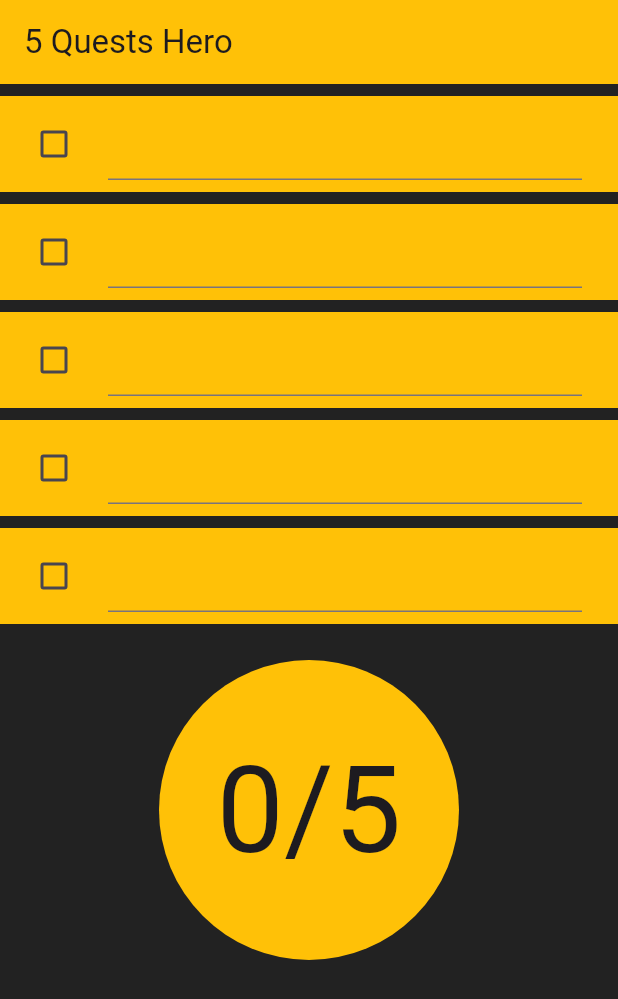
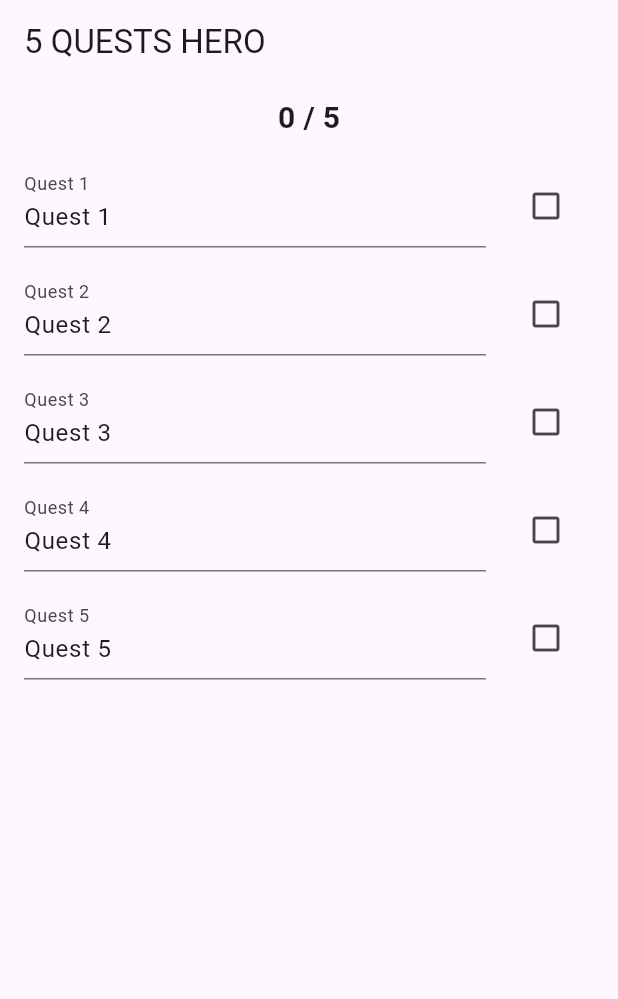
Before and after one commit to Maciej-6/five_quests, a Flutter app: the screen it shows after launch, on a phone screen of 412 x 824 dp. Shown: the top 999 px of the screen. Run offline on Flutter 3.47's test engine with Material 3 defaults, Android fonts, the light colour scheme and no system bars; our stand-ins replace bloc, flutter_bloc.

Commit message:
new start

```diff
--- /dev/null
+++ b/lib/home_page.dart
@@ -0,0 +1,96 @@
+import 'package:flutter/material.dart';
+import 'package:flutter_bloc/flutter_bloc.dart';
+import 'quest_cubit.dart';
+import 'quest_state.dart';
+
+class HomePage extends StatelessWidget {
+  HomePage({super.key, required this.title});
+
+  final String title;
+  final TextEditingController _controller = TextEditingController();
+
+  @override
+  Widget build(BuildContext context) {
+    return Scaffold(
+      appBar: AppBar(
+        title: Text('5 QUESTS HERO'),
+      ),
+      body: Column(
+        children: [
+          Padding(
+            padding: const EdgeInsets.all(8),
+            child: BlocBuilder<QuestCubit, QuestState>(
+              builder: (context, state) {
+                if (state is QuestSuccess) {
+                  final completedCount =
+                      context.read<QuestCubit>().completedQuestCount();
+                  return Text(
+                    '$completedCount / 5',
+                    style: const TextStyle(
+                      fontSize: 20,
+                      fontWeight: FontWeight.bold,
+                    ),
+                  );
+                }
+                return Container();
+              },
+            ),
+          ),
+          Expanded(
+            child: BlocBuilder<QuestCubit, QuestState>(
+              builder: (context, state) {
+                if (state is QuestLoading) {
+                  return const Center(
+                    child: CircularProgressIndicator(),
+                  );
+                } else if (state is QuestSuccess) {
+                  final quests = state.quests;
+                  return ListView.builder(
+                    itemCount: quests.length,
+                    itemBuilder: (context, index) {
+                      final quest = quests[index];
+                      _controller.text = quest.title;
+
+                      return ListTile(
+                        title: TextFormField(
+                          initialValue: quest.title,
+                          decoration: InputDecoration(
+                            labelText: 'Quest ${index + 1}',
+                          ),
+                          onFieldSubmitted: (newTitle) {
+                            if (newTitle.isNotEmpty) {
+                              context
+                                  .read<QuestCubit>()
+                                  .editQuestTitle(index, newTitle);
+                            }
+                          },
+                        ),
+                        trailing: IconButton(
+                          icon: Icon(
+                            quest.isCompleted
+                                ? Icons.check_box
+                                : Icons.check_box_outline_blank,
+                          ),
+                          onPressed: () {
+                            context
+                                .read<QuestCubit>()
+                                .toggleQuestCompletion(index);
+                          },
+                        ),
+                      );
+                    },
+                  );
+                } else if (state is QuestError) {
+                  return Center(
+                    child: Text('Error: ${state.message}'),
+                  );
+                }
+                return Container();
+              },
+            ),
+          ),
+        ],
+      ),
+    );
+  }
+}
--- a/lib/main.dart
+++ b/lib/main.dart
@@ -1,4 +1,8 @@
+import 'package:five_quests_hero/quest_cubit.dart';
 import 'package:flutter/material.dart';
+import 'package:flutter_bloc/flutter_bloc.dart';
+
+import 'home_page.dart';
 
 void main() {
   runApp(const MyApp());
@@ -9,123 +13,10 @@ class MyApp extends StatelessWidget {
 
   @override
   Widget build(BuildContext context) {
-    return const MaterialApp(
-      home: MyHomePage(title: '5 Quests Hero'),
-    );
-  }
-}
-
-class MyHomePage extends StatefulWidget {
-  const MyHomePage({super.key, required this.title});
-
-  final String title;
-
-  @override
-  State<MyHomePage> createState() => _MyHomePageState();
-}
-
-class _MyHomePageState extends State<MyHomePage> {
-  List<bool> isSelected = [false, false, false, false, false];
-  @override
-  Widget build(BuildContext context) {
-    return Scaffold(
-      appBar: AppBar(
-        backgroundColor: Colors.amber,
-        title: Text(widget.title),
-      ),
-      backgroundColor: Colors.black87,
-      body: Center(
-        child: Column(
-          mainAxisAlignment: MainAxisAlignment.start,
-          children: [
-            const SizedBox(height: 8),
-            CheckboxListTile(
-              title: const TextField(),
-              value: isSelected[0],
-              onChanged: (bool? value) {
-                setState(() {
-                  isSelected[0] = value!;
-                });
-              },
-              activeColor: Colors.black87,
-              checkColor: Colors.white,
-              controlAffinity: ListTileControlAffinity.leading,
-              tileColor: Colors.amber,
-            ),
-            const SizedBox(height: 8),
-            CheckboxListTile(
-              title: const TextField(),
-              value: isSelected[1],
-              onChanged: (bool? value) {
-                setState(() {
-                  isSelected[1] = value!;
-                });
-              },
-              activeColor: Colors.black87,
-              checkColor: Colors.white,
-              controlAffinity: ListTileControlAffinity.leading,
-              tileColor: Colors.amber,
-            ),
-            const SizedBox(height: 8),
-            CheckboxListTile(
-              title: const TextField(),
-              value: isSelected[2],
-              onChanged: (bool? value) {
-                setState(() {
-                  isSelected[2] = value!;
-                });
-              },
-              activeColor: Colors.black87,
-              checkColor: Colors.white,
-              controlAffinity: ListTileControlAffinity.leading,
-              tileColor: Colors.amber,
-            ),
-            const SizedBox(height: 8),
-            CheckboxListTile(
-              title: const TextField(),
-              value: isSelected[3],
-              onChanged: (bool? value) {
-                setState(() {
-                  isSelected[3] = value!;
-                });
-              },
-              activeColor: Colors.black87,
-              checkColor: Colors.white,
-              controlAffinity: ListTileControlAffinity.leading,
-              tileColor: Colors.amber,
-            ),
-            const SizedBox(height: 8),
-            CheckboxListTile(
-              title: const TextField(),
-              value: isSelected[4],
-              onChanged: (bool? value) {
-                setState(() {
-                  isSelected[4] = value!;
-                });
-              },
-              activeColor: Colors.black87,
-              checkColor: Colors.white,
-              controlAffinity: ListTileControlAffinity.leading,
-              tileColor: Colors.amber,
-            ),
-            const SizedBox(height: 24),
-            Container(
-              width: 200.0,
-              height: 200.0,
-              decoration: const BoxDecoration(
-                shape: BoxShape.circle,
-                color: Colors.amber,
-              ),
-              child: Center(
-                child: Text("${isSelected.where((element) => element == true).length}/5",
-                  style: const TextStyle(
-                    fontSize: 80,
-                  ),
-                ),
-              ),
-            ),
-          ],
-        ),
+    return MaterialApp(
+      home: BlocProvider(
+        create: (context) => QuestCubit(),
+        child: HomePage(title: '5 Quests Hero'),
       ),
     );
   }
--- /dev/null
+++ b/lib/quest_cubit.dart
@@ -0,0 +1,47 @@
+import 'package:bloc/bloc.dart';
+import 'quest_state.dart';
+import 'quest_dto.dart';
+
+class QuestCubit extends Cubit<QuestState> {
+  QuestCubit() : super(QuestInitial()) {
+    emit(QuestSuccess([
+      Quest(title: 'Quest 1'),
+      Quest(title: 'Quest 2'),
+      Quest(title: 'Quest 3'),
+      Quest(title: 'Quest 4'),
+      Quest(title: 'Quest 5'),
+    ]));
+  }
+
+  void editQuestTitle(int index, String newTitle) {
+    if (state is QuestSuccess) {
+      final currentState = state as QuestSuccess;
+      final updatedQuests = List<Quest>.from(currentState.quests);
+      updatedQuests[index] = Quest(
+        title: newTitle,
+        isCompleted: updatedQuests[index].isCompleted,
+      );
+      emit(QuestSuccess(updatedQuests));
+    }
+  }
+
+  void toggleQuestCompletion(int index) {
+    if (state is QuestSuccess) {
+      final currentState = state as QuestSuccess;
+      final updatedQuests = List<Quest>.from(currentState.quests);
+      updatedQuests[index] = Quest(
+        title: updatedQuests[index].title,
+        isCompleted: !updatedQuests[index].isCompleted,
+      );
+      emit(QuestSuccess(updatedQuests));
+    }
+  }
+
+  int completedQuestCount() {
+    if (state is QuestSuccess) {
+      final currentState = state as QuestSuccess;
+      return currentState.quests.where((quest) => quest.isCompleted).length;
+    }
+    return 0;
+  }
+}
--- /dev/null
+++ b/lib/quest_dto.dart
@@ -0,0 +1,9 @@
+class Quest {
+  String title;
+  bool isCompleted;
+
+  Quest({
+    required this.title,
+    this.isCompleted = false,
+  });
+}
--- /dev/null
+++ b/lib/quest_state.dart
@@ -0,0 +1,22 @@
+import 'package:flutter/material.dart';
+
+import 'quest_dto.dart';
+
+@immutable
+sealed class QuestState {}
+
+final class QuestInitial extends QuestState {}
+
+final class QuestLoading extends QuestState {}
+
+final class QuestSuccess extends QuestState {
+  final List<Quest> quests;
+
+  QuestSuccess(this.quests);
+}
+
+final class QuestError extends QuestState {
+  final String message;
+
+  QuestError(this.message);
+}
```
Also changed, not shown: pubspec.yaml (+6 -36 lines), pubspec.lock.
